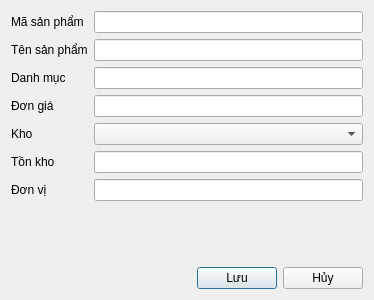
Above: ui/product_add.ui from thinh-doan/sales-and-warehouse-management-system before the change. Below: the same form after it.
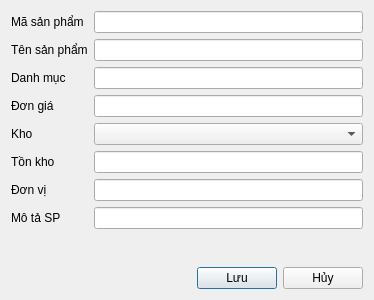
That is the form after the change.

Diff of the .ui file:
```diff
--- a/ui/product_add.ui
+++ b/ui/product_add.ui
@@ -136,6 +136,16 @@
        </property>
       </widget>
      </item>
+     <item row="7" column="0">
+      <widget class="QLabel" name="label_2">
+       <property name="text">
+        <string>Mô tả SP</string>
+       </property>
+      </widget>
+     </item>
+     <item row="7" column="1">
+      <widget class="QLineEdit" name="txtMoTaSP"/>
+     </item>
     </layout>
    </item>
    <item>
```
Left out of the diff: 6 changed lines with no effect on the pictures.
